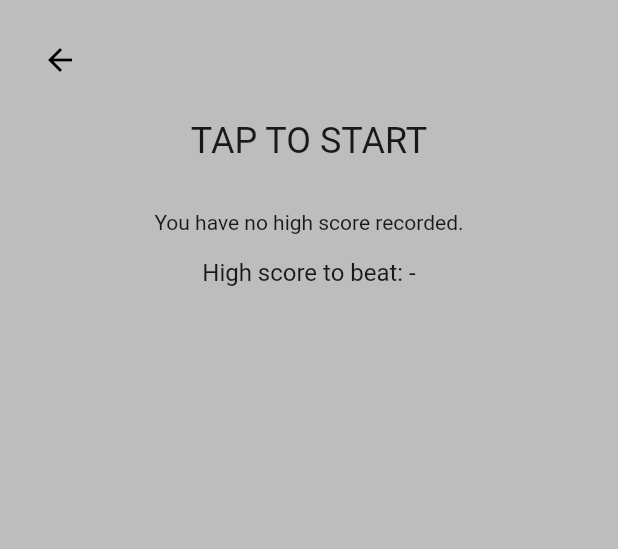
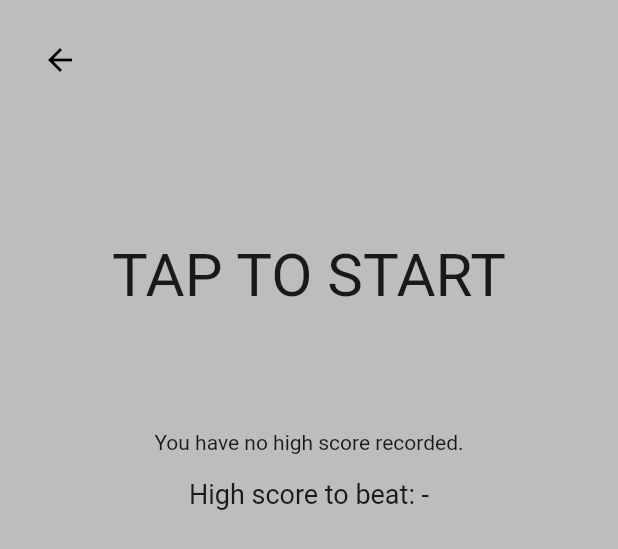
Before and after one commit to Arokip/fingertap, a Flutter app: the GameIsReady widget shown alone on an empty page, opened directly, on a phone screen of 412 x 824 dp. Shown: the top 549 px of the screen. Run offline on Flutter 3.47's test engine with Material 2 defaults, Android fonts, the phone set to English and light mode, and no system bars; our stand-ins replace cloud_firestore, device_info_plus, firebase_core, flutter_svg, gap, hive; accounts and stored records are empty.

Commit message:
style: change font

```diff
--- a/lib/widget/game_end.dart
+++ b/lib/widget/game_end.dart
@@ -28,7 +28,12 @@ class GameEnd extends StatelessWidget {
               return Column(
                 mainAxisAlignment: MainAxisAlignment.center,
                 children: [
-                  if (gameProvider.gameState == GameState.failed) const Text('Whoops... you made a mistake!'),
+                  if (gameProvider.gameState == GameState.failed)
+                    const Text(
+                      'Whoops... you made a mistake!',
+                      style: TextStyle(fontSize: 20),
+                    ),
+                  const Gap(16),
                   if (gameProvider is GameTime20Provider)
                     Column(
                       children: [
--- a/lib/widget/game_is_ready.dart
+++ b/lib/widget/game_is_ready.dart
@@ -25,8 +25,9 @@ class GameIsReady extends StatelessWidget {
             mainAxisAlignment: MainAxisAlignment.center,
             children: [
               const BackButtonAligned(),
-              const Text('TAP TO START', style: TextStyle(fontSize: 24)),
-              const Gap(32),
+              const Gap(80),
+              const Text('TAP TO START', style: TextStyle(fontSize: 40)),
+              const Gap(80),
               Expanded(
                 child: FutureBuilder(
                   future: gameProvider.highScore,
@@ -37,16 +38,16 @@ class GameIsReady extends StatelessWidget {
                         mainAxisAlignment: MainAxisAlignment.center,
                         children: [
                           if (gameProvider is GameTime20Provider && highScore != null)
-                            Text('Your best score: $highScore', style: const TextStyle(fontSize: 16)),
+                            Text('Your best score: $highScore', style: const TextStyle(fontSize: 18)),
                           if (gameProvider is GameTaps20Provider && highScore != null)
-                            Text('Your best time: ${highScore.toStringAsFixed(2)}s', style: const TextStyle(fontSize: 16)),
+                            Text('Your best time: ${highScore.toStringAsFixed(2)}s', style: const TextStyle(fontSize: 18)),
                           if (gameProvider is GameNoLimitProvider && highScore != null)
-                            Text('Your best score: $highScore', style: const TextStyle(fontSize: 16)),
+                            Text('Your best score: $highScore', style: const TextStyle(fontSize: 18)),
                           if (gameProvider is GameEndlessProvider && highScore != null)
-                            Text('Your current score is: $highScore', style: const TextStyle(fontSize: 16)),
+                            Text('Your current score is: $highScore', style: const TextStyle(fontSize: 18)),
                           if (highScore == null) const Text('You have no high score recorded.'),
                           const Gap(16),
-                          Text('High score to beat: ${gameProvider.totalHighScoreString}', style: const TextStyle(fontSize: 16)),
+                          Text('High score to beat: ${gameProvider.totalHighScoreString}', style: const TextStyle(fontSize: 18)),
                           const Spacer(),
                         ],
                       );
```
